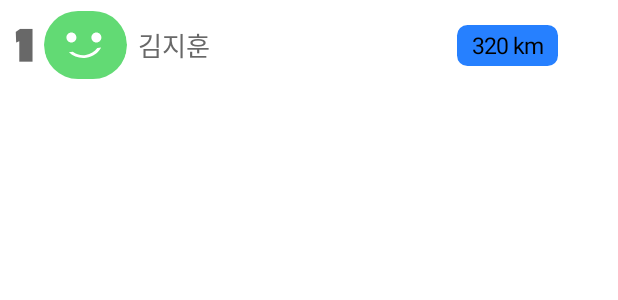
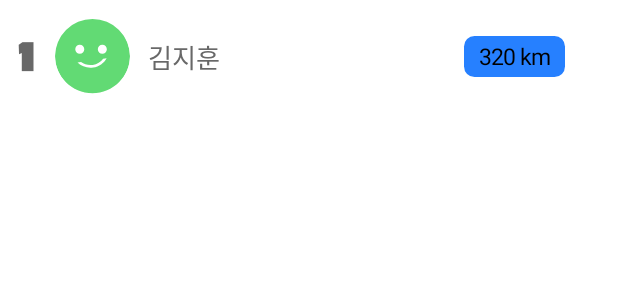
Before and after one commit to potential1205/starting-line, an Android app built with Jetpack Compose: the @Preview function FriendListItemPreview, on a phone screen of 412 x 824 dp. Shown: the top 300 px of the screen. Run offline under Robolectric (Android 15) with nearby library versions, the phone set to English and light mode, and no system bars; pictures from the network do not load; Roboto replaces fonts that are not available here.

Commit message:
fix: '친구 목록' 화면 수정 [S12P11A808-364]

```diff
--- a/app/src/main/java/com/example/gogoma/ui/components/FriendListItem.kt
+++ b/app/src/main/java/com/example/gogoma/ui/components/FriendListItem.kt
@@ -3,6 +3,7 @@ package com.example.gogoma.ui.components
 import androidx.compose.foundation.Image
 import androidx.compose.foundation.background
 import androidx.compose.foundation.layout.Arrangement
+import androidx.compose.foundation.layout.Column
 import androidx.compose.foundation.layout.Row
 import androidx.compose.foundation.layout.height
 import androidx.compose.foundation.layout.padding
@@ -22,9 +23,6 @@ import androidx.compose.ui.layout.ContentScale
 import androidx.compose.ui.platform.LocalContext
 import androidx.compose.ui.res.painterResource
 import androidx.compose.ui.text.TextStyle
-import androidx.compose.ui.text.font.Font
-import androidx.compose.ui.text.font.FontFamily
-import androidx.compose.ui.text.font.FontWeight
 import androidx.compose.ui.text.style.TextAlign
 import androidx.compose.ui.tooling.preview.Preview
 import androidx.compose.ui.unit.dp
@@ -40,29 +38,38 @@ fun FriendListItem(friendResponse: FriendResponse) {
     Row (
         modifier = Modifier
             .width(382.dp)
-            .height(60.dp)
-            .padding(vertical = 5.dp, horizontal = 10.dp),
+            .height(75.dp)
+            .padding(vertical = 5.dp, horizontal = 5.dp),
         horizontalArrangement = Arrangement.SpaceBetween,
         verticalAlignment = Alignment.CenterVertically,
     ) {
         Row (
             modifier = Modifier
-                .width(130.dp)
-                .height(60.dp)
+                .wrapContentWidth()
+                .height(70.dp)
                 .padding(top = 2.dp, bottom = 2.dp),
             horizontalArrangement = Arrangement.SpaceBetween,
             verticalAlignment = Alignment.CenterVertically,
         ) {
+            // 등수
+            Column (
+                modifier = Modifier
+                    .width(31.dp)
+                    .padding(end = 8.dp),
+                horizontalAlignment = Alignment.CenterHorizontally
+            ) {
                 Text(
                     text = "${friendResponse.rank}",
                     style = TextStyle(
-                    fontSize = 26.sp,
+                        fontSize = 23.sp,
                         fontFamily = MaterialTheme.typography.displayLarge.fontFamily,
                         color = MaterialTheme.colorScheme.onBackground,
-                    textAlign = TextAlign.Center,
+                        textAlign = TextAlign.Center
                     )
                 )
+            }
 
+            // 이미지
             val painter = if (friendResponse.profileImage.isNullOrEmpty()) {
                 painterResource(id = R.drawable.logo_image)
             } else {
@@ -83,16 +90,21 @@ fun FriendListItem(friendResponse: FriendResponse) {
                 contentDescription = "image description",
                 contentScale = ContentScale.Crop,
                 modifier = Modifier
-                    .size(55.dp)
+                    .size(50.dp)
                     .clip(CircleShape)
             )
+
+            // 이름
             Text(
                 text = friendResponse.name,
                 style = TextStyle(
                     fontSize = 17.5.sp,
                     color = MaterialTheme.colorScheme.onBackground,
                     textAlign = TextAlign.Center,
-                )
+                ),
+                modifier = Modifier
+                    .align(Alignment.CenterVertically)
+                    .padding(horizontal = 12.dp)
             )
         }
 
--- a/app/src/main/java/com/example/gogoma/ui/screens/FriendListScreen.kt
+++ b/app/src/main/java/com/example/gogoma/ui/screens/FriendListScreen.kt
@@ -66,7 +66,7 @@ fun FriendListScreen(
                 LazyColumn(
                     modifier = Modifier
                         .fillMaxSize()
-                        .padding(top = 20.dp, bottom = 20.dp, start = 20.dp, end = 20.dp),
+                        .padding(horizontal = 20.dp, vertical = 20.dp),
                     verticalArrangement = Arrangement.spacedBy(8.dp)
                 ) {
                     itemsIndexed(friends.value) { index, friend ->
```
Lines whose indentation alone changed are shown as unchanged.
